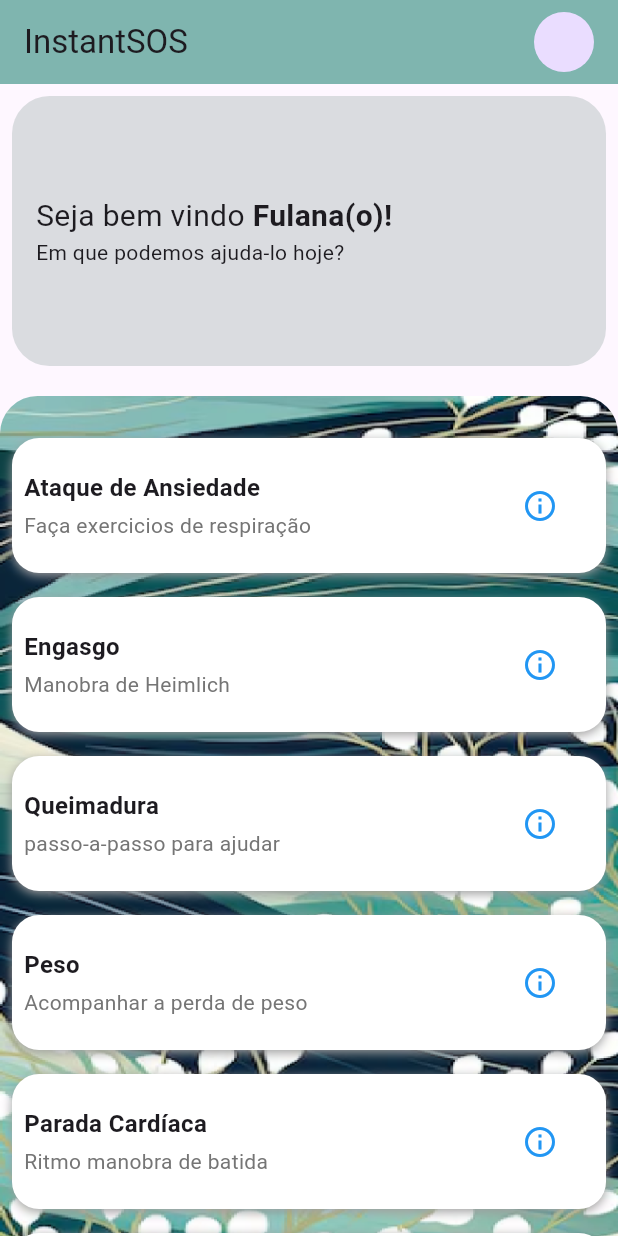
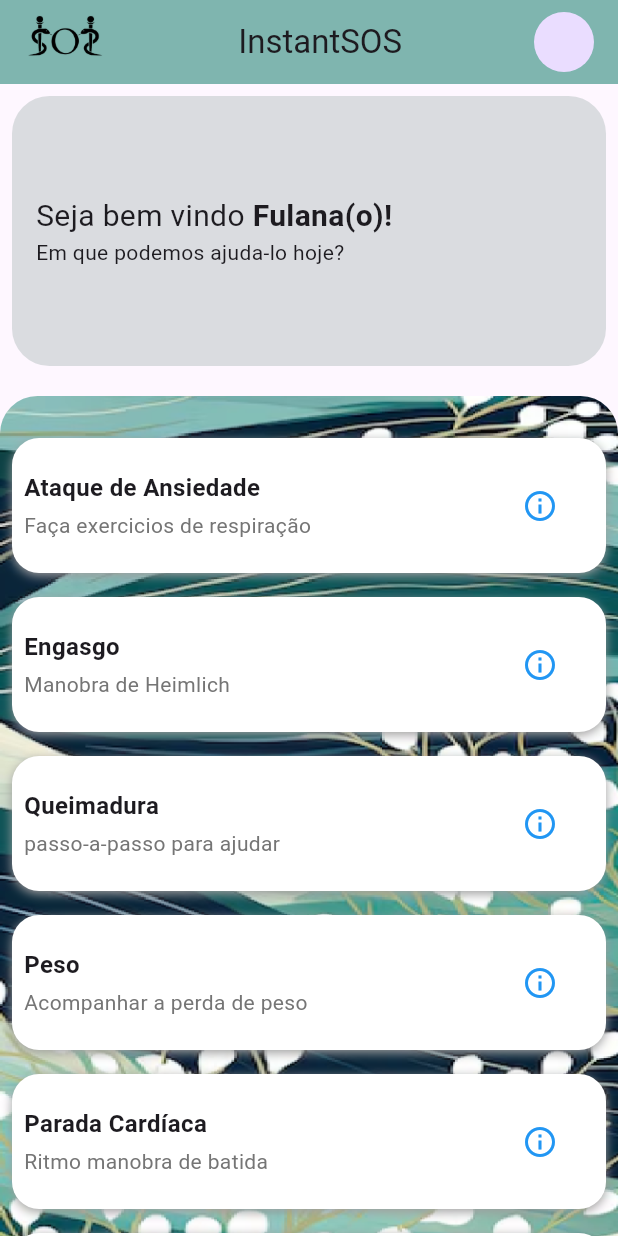
Before and after one commit to lucasbennertz/App_Saude, a Flutter app: the screen it shows after launch, on a phone screen of 412 x 824 dp. Run offline on Flutter 3.47's test engine with Material 3 defaults, Android fonts, the light colour scheme and no system bars.

Commit message:
imagem da logo

```diff
--- a/lib/view/screens/main_page.dart
+++ b/lib/view/screens/main_page.dart
@@ -14,6 +14,7 @@ class MainPage extends StatelessWidget {
         title: Row(
           mainAxisAlignment: MainAxisAlignment.spaceBetween,
           children: [
+            Image.asset("assets/images/Instant_SOS.png", height: 55,),
             Text("InstantSOS"),
             CircleAvatar()
           ],
```
